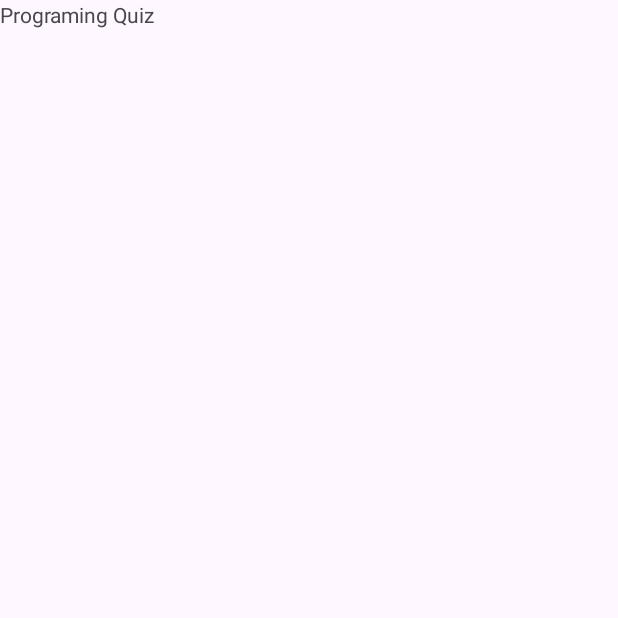
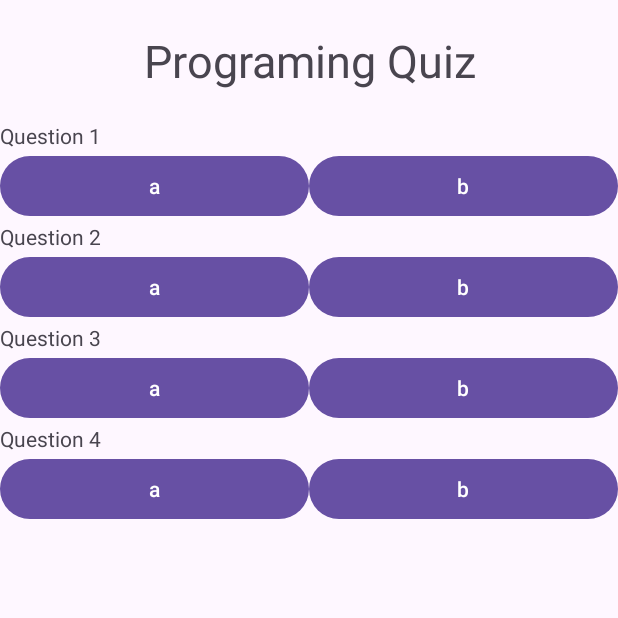
Before and after one commit to AnoopVL/trialApp-Android, an Android app: the quiz screen opened directly, with no data from a screen before it, on a phone screen of 412 x 824 dp, the top half of it. Before the commit the part shown is almost empty. Run offline under Robolectric (Android 15) with nearby library versions, the phone set to English and light mode, and no system bars.

Commit message:
quizLayout

```diff
--- a/Assignment4/app/src/main/res/layout/activity_quiz.xml
+++ b/Assignment4/app/src/main/res/layout/activity_quiz.xml
@@ -6,18 +6,129 @@
     android:layout_height="match_parent"
     tools:context=".quiz">
 
-    <LinearLayout
-        android:layout_width="409dp"
-        android:layout_height="729dp"
-        android:orientation="vertical"
-        tools:layout_editor_absoluteX="1dp"
-        tools:layout_editor_absoluteY="1dp">
+    <ScrollView
+        android:layout_width="match_parent"
+        android:layout_height="match_parent" >
 
-        <TextView
-            android:id="@+id/pro_qz"
+        <LinearLayout
             android:layout_width="match_parent"
             android:layout_height="wrap_content"
-            android:text="Programing Quiz" />
+            android:orientation="vertical">
 
-    </LinearLayout>
+            <TextView
+                android:id="@+id/pro_qz"
+                android:layout_width="match_parent"
+                android:layout_height="wrap_content"
+                android:layout_margin="20dp"
+                android:textSize="30dp"
+                android:text="Programing Quiz"
+                android:gravity="center_horizontal"
+                />
+
+            <TextView
+                android:id="@+id/que1"
+                android:layout_width="match_parent"
+                android:layout_height="wrap_content"
+                android:text="Question 1" />
+
+            <LinearLayout
+                android:layout_width="match_parent"
+                android:layout_height="match_parent"
+                android:orientation="horizontal">
+
+                <Button
+                    android:id="@+id/q1a"
+                    android:layout_width="wrap_content"
+                    android:layout_height="match_parent"
+                    android:layout_weight="1"
+                    android:text="a" />
+
+                <Button
+                    android:id="@+id/q1b"
+                    android:layout_width="wrap_content"
+                    android:layout_height="wrap_content"
+                    android:layout_weight="1"
+                    android:text="b" />
+            </LinearLayout>
+
+            <TextView
+                android:id="@+id/que2"
+                android:layout_width="match_parent"
+                android:layout_height="wrap_content"
+                android:text="Question 2" />
+
+            <LinearLayout
+                android:layout_width="match_parent"
+                android:layout_height="match_parent"
+                android:orientation="horizontal">
+
+                <Button
+                    android:id="@+id/q2a"
+                    android:layout_width="wrap_content"
+                    android:layout_height="wrap_content"
+                    android:layout_weight="1"
+                    android:text="a" />
+
+                <Button
+                    android:id="@+id/q2b"
+                    android:layout_width="wrap_content"
+                    android:layout_height="wrap_content"
+                    android:layout_weight="1"
+                    android:text="b" />
+            </LinearLayout>
+
+            <TextView
+                android:id="@+id/que3"
+                android:layout_width="match_parent"
+                android:layout_height="wrap_content"
+                android:text="Question 3" />
+
+            <LinearLayout
+                android:layout_width="match_parent"
+                android:layout_height="match_parent"
+                android:orientation="horizontal">
+
+                <Button
+                    android:id="@+id/q3a"
+                    android:layout_width="wrap_content"
+                    android:layout_height="wrap_content"
+                    android:layout_weight="1"
+                    android:text="a" />
+
+                <Button
+                    android:id="@+id/q3b"
+                    android:layout_width="wrap_content"
+                    android:layout_height="wrap_content"
+                    android:layout_weight="1"
+                    android:text="b" />
+            </LinearLayout>
+
+            <TextView
+                android:id="@+id/que4"
+                android:layout_width="match_parent"
+                android:layout_height="wrap_content"
+                android:text="Question 4" />
+
+            <LinearLayout
+                android:layout_width="match_parent"
+                android:layout_height="match_parent"
+                android:orientation="horizontal">
+
+                <Button
+                    android:id="@+id/q4a"
+                    android:layout_width="wrap_content"
+                    android:layout_height="wrap_content"
+                    android:layout_weight="1"
+                    android:text="a" />
+
+                <Button
+                    android:id="@+id/q4b"
+                    android:layout_width="wrap_content"
+                    android:layout_height="wrap_content"
+                    android:layout_weight="1"
+                    android:text="b" />
+            </LinearLayout>
+
+        </LinearLayout>
+    </ScrollView>
 </androidx.constraintlayout.widget.ConstraintLayout>
```
